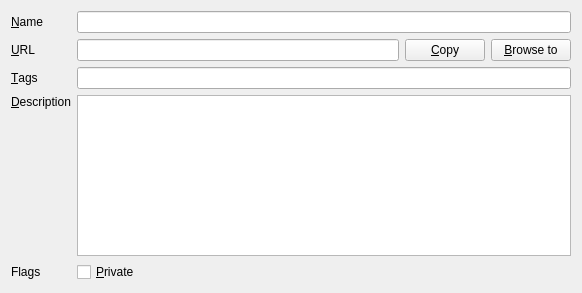
Old version of the form designer/bookmark_details.ui in the repository sobjornstad/rabbitmark.
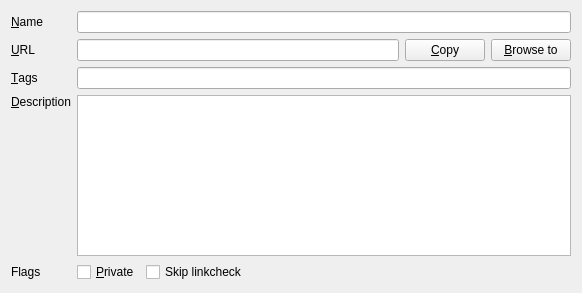
New version of the form.

Commit message:
add linkcheck-skip functionality
This may come in handy if, for example, your link requires
authentication and you get sick of having it come up 403 all the time.

The edit to the form file:
```diff
--- a/designer/bookmark_details.ui
+++ b/designer/bookmark_details.ui
@@ -19,8 +19,6 @@
   <property name="windowTitle">
    <string>Form</string>
   </property>
-  <layout class="QVBoxLayout" name="verticalLayout">
-   <item>
     <layout class="QGridLayout" name="gridLayout">
      <item row="0" column="0">
       <widget class="QLabel" name="label_2">
@@ -119,23 +117,6 @@
        </property>
       </widget>
      </item>
-     <item row="4" column="1">
-      <widget class="QCheckBox" name="privateCheck">
-       <property name="text">
-        <string>&amp;Private</string>
-       </property>
-      </widget>
-     </item>
-     <item row="4" column="0">
-      <widget class="QLabel" name="label_6">
-       <property name="text">
-        <string>Flags</string>
-       </property>
-       <property name="buddy">
-        <cstring>privateCheck</cstring>
-       </property>
-      </widget>
-     </item>
      <item row="3" column="1">
       <widget class="QPlainTextEdit" name="descriptionBox">
        <property name="sizePolicy">
@@ -148,6 +129,45 @@
         <bool>true</bool>
        </property>
       </widget>
+   </item>
+   <item row="4" column="0">
+    <widget class="QLabel" name="label_6">
+     <property name="text">
+      <string>Flags</string>
+     </property>
+     <property name="buddy">
+      <cstring>privateCheck</cstring>
+     </property>
+    </widget>
+   </item>
+   <item row="4" column="1">
+    <layout class="QHBoxLayout" name="horizontalLayout_2">
+     <item>
+      <widget class="QCheckBox" name="privateCheck">
+       <property name="text">
+        <string>&amp;Private</string>
+       </property>
+      </widget>
+     </item>
+     <item>
+      <widget class="QCheckBox" name="linkcheckCheck">
+       <property name="text">
+        <string>Skip linkcheck</string>
+       </property>
+      </widget>
+     </item>
+     <item>
+      <spacer name="horizontalSpacer">
+       <property name="orientation">
+        <enum>Qt::Horizontal</enum>
+       </property>
+       <property name="sizeHint" stdset="0">
+        <size>
+         <width>40</width>
+         <height>20</height>
+        </size>
+       </property>
+      </spacer>
      </item>
     </layout>
    </item>
```
Lines whose indentation alone changed are shown as unchanged. The commit also changes 6 other files.
